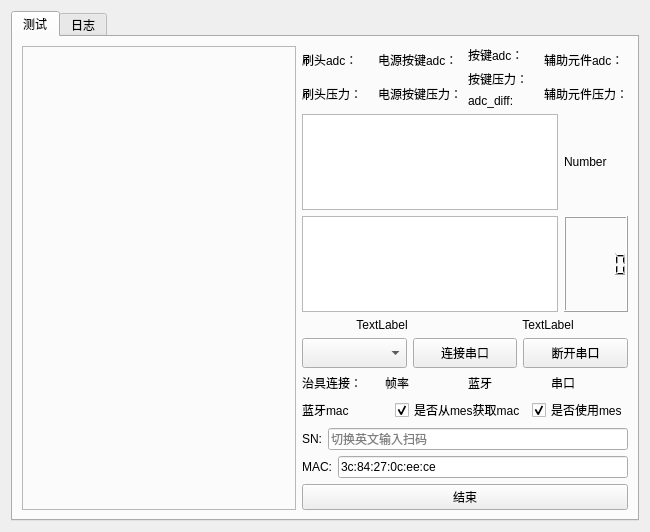
The window that work_station/pressure/pressuresensorform.ui (yuhuang163/test) describes before a commit, drawn with Qt 5.
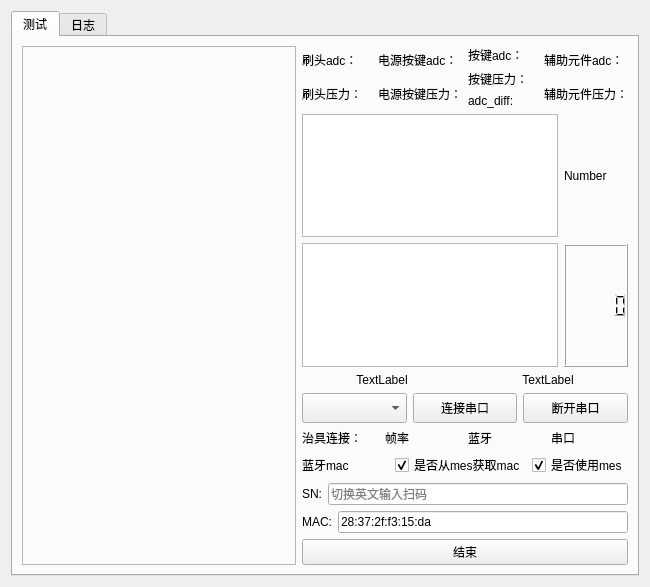
The same window after the commit.

Diff of the .ui file:
```diff
--- a/work_station/pressure/pressuresensorform.ui
+++ b/work_station/pressure/pressuresensorform.ui
@@ -7,7 +7,7 @@
     <x>0</x>
     <y>0</y>
     <width>650</width>
-    <height>532</height>
+    <height>587</height>
    </rect>
   </property>
   <property name="windowTitle">
@@ -430,7 +430,7 @@
                   </size>
                  </property>
                  <property name="text">
-                  <string>3c:84:27:0c:ee:ce</string>
+                  <string>28:37:2f:f3:15:da</string>
                  </property>
                  <property name="placeholderText">
                   <string>切换英文输入扫码</string>
```
